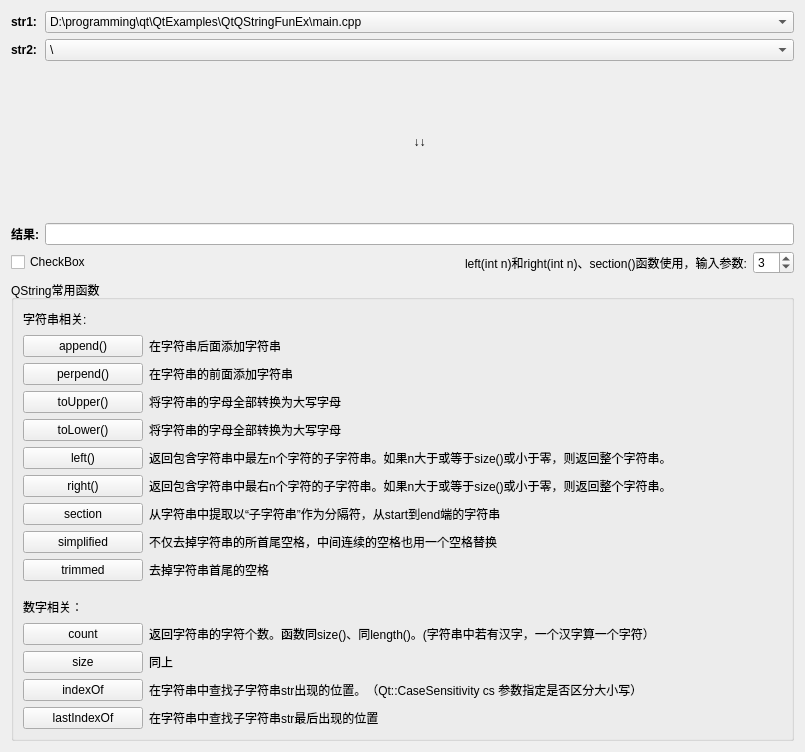
First picture: the form in src/Runtime/Series/c_QtQStringFunEx/ExQStringFun.ui, repository StoneHappy/Qt-begin, before the edit.
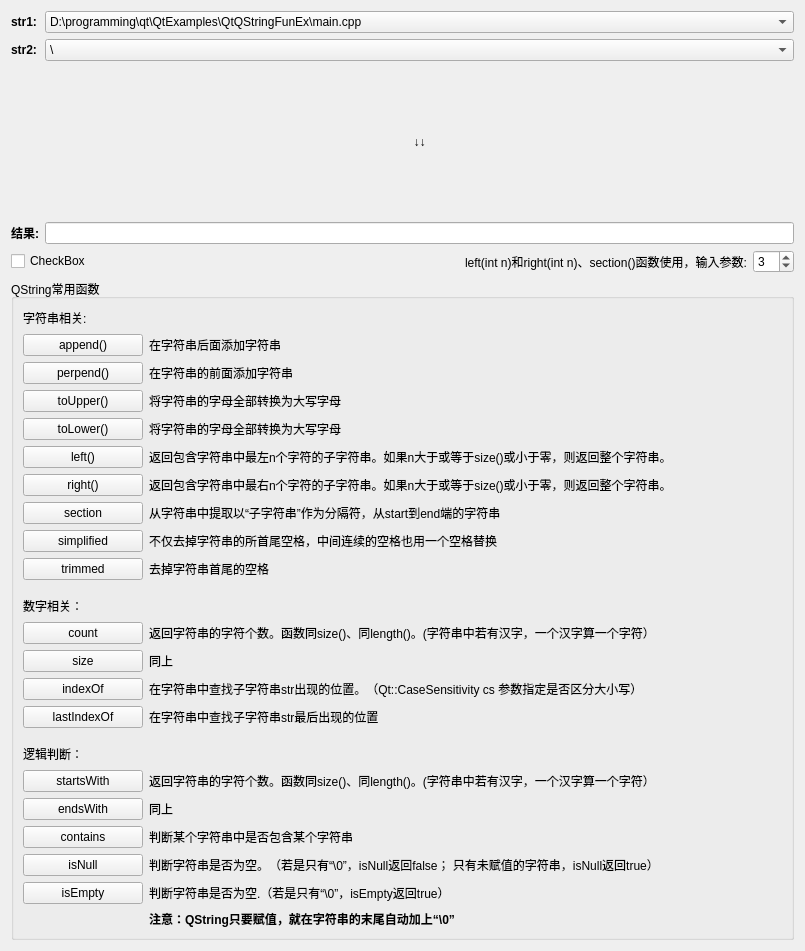
Second picture: the form after the edit.

Commit message: ✨ feat: logic related

What changed in the file:
```diff
--- a/src/Runtime/Series/c_QtQStringFunEx/ExQStringFun.ui
+++ b/src/Runtime/Series/c_QtQStringFunEx/ExQStringFun.ui
@@ -7,7 +7,7 @@
     <x>0</x>
     <y>0</y>
     <width>805</width>
-    <height>752</height>
+    <height>951</height>
    </rect>
   </property>
   <property name="windowTitle">
@@ -489,6 +489,157 @@
         </item>
        </layout>
       </item>
+      <item>
+       <spacer name="verticalSpacer_2">
+        <property name="orientation">
+         <enum>Qt::Vertical</enum>
+        </property>
+        <property name="sizeType">
+         <enum>QSizePolicy::Fixed</enum>
+        </property>
+        <property name="sizeHint" stdset="0">
+         <size>
+          <width>20</width>
+          <height>10</height>
+         </size>
+        </property>
+       </spacer>
+      </item>
+      <item>
+       <layout class="QGridLayout" name="gridLayout_8">
+        <item row="4" column="1">
+         <widget class="QLabel" name="label_40">
+          <property name="text">
+           <string>判断某个字符串中是否包含某个字符串</string>
+          </property>
+         </widget>
+        </item>
+        <item row="5" column="0">
+         <widget class="QPushButton" name="btnIsNull">
+          <property name="maximumSize">
+           <size>
+            <width>120</width>
+            <height>16777215</height>
+           </size>
+          </property>
+          <property name="text">
+           <string>isNull</string>
+          </property>
+         </widget>
+        </item>
+        <item row="3" column="1">
+         <widget class="QLabel" name="label_46">
+          <property name="text">
+           <string>同上</string>
+          </property>
+         </widget>
+        </item>
+        <item row="1" column="0" colspan="2">
+         <widget class="QLabel" name="label_39">
+          <property name="minimumSize">
+           <size>
+            <width>0</width>
+            <height>20</height>
+           </size>
+          </property>
+          <property name="maximumSize">
+           <size>
+            <width>16777215</width>
+            <height>20</height>
+           </size>
+          </property>
+          <property name="text">
+           <string>逻辑判断：</string>
+          </property>
+         </widget>
+        </item>
+        <item row="3" column="0">
+         <widget class="QPushButton" name="btnEndsWith">
+          <property name="maximumSize">
+           <size>
+            <width>120</width>
+            <height>16777215</height>
+           </size>
+          </property>
+          <property name="text">
+           <string>endsWith</string>
+          </property>
+         </widget>
+        </item>
+        <item row="6" column="1">
+         <widget class="QLabel" name="label_42">
+          <property name="text">
+           <string>判断字符串是否为空.（若是只有“\0”，isEmpty返回true）</string>
+          </property>
+         </widget>
+        </item>
+        <item row="2" column="0">
+         <widget class="QPushButton" name="btnStartsWith">
+          <property name="maximumSize">
+           <size>
+            <width>120</width>
+            <height>16777215</height>
+           </size>
+          </property>
+          <property name="text">
+           <string>startsWith</string>
+          </property>
+         </widget>
+        </item>
+        <item row="5" column="1">
+         <widget class="QLabel" name="label_41">
+          <property name="text">
+           <string>判断字符串是否为空。（若是只有“\0”，isNull返回false； 只有未赋值的字符串，isNull返回true）</string>
+          </property>
+         </widget>
+        </item>
+        <item row="6" column="0">
+         <widget class="QPushButton" name="btnIsEmpty">
+          <property name="maximumSize">
+           <size>
+            <width>120</width>
+            <height>16777215</height>
+           </size>
+          </property>
+          <property name="text">
+           <string>isEmpty</string>
+          </property>
+         </widget>
+        </item>
+        <item row="2" column="1">
+         <widget class="QLabel" name="label_44">
+          <property name="text">
+           <string>返回字符串的字符个数。函数同size()、同length()。(字符串中若有汉字，一个汉字算一个字符）</string>
+          </property>
+         </widget>
+        </item>
+        <item row="4" column="0">
+         <widget class="QPushButton" name="btnContains">
+          <property name="maximumSize">
+           <size>
+            <width>120</width>
+            <height>16777215</height>
+           </size>
+          </property>
+          <property name="text">
+           <string>contains</string>
+          </property>
+         </widget>
+        </item>
+        <item row="7" column="1">
+         <widget class="QLabel" name="label_47">
+          <property name="font">
+           <font>
+            <bold>true</bold>
+           </font>
+          </property>
+          <property name="text">
+           <string>注意：QString只要赋值，就在字符串的末尾自动加上“\0”</string>
+          </property>
+         </widget>
+        </item>
+       </layout>
+      </item>
      </layout>
     </widget>
    </item>
```
The commit also changes 2 other files.
